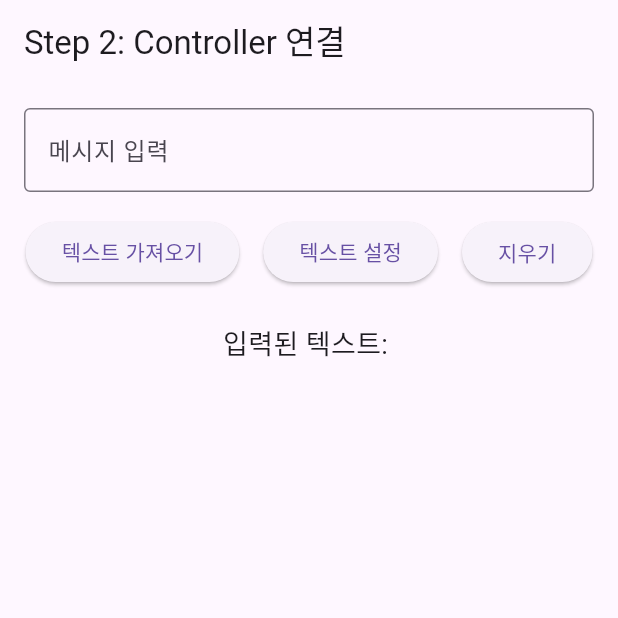
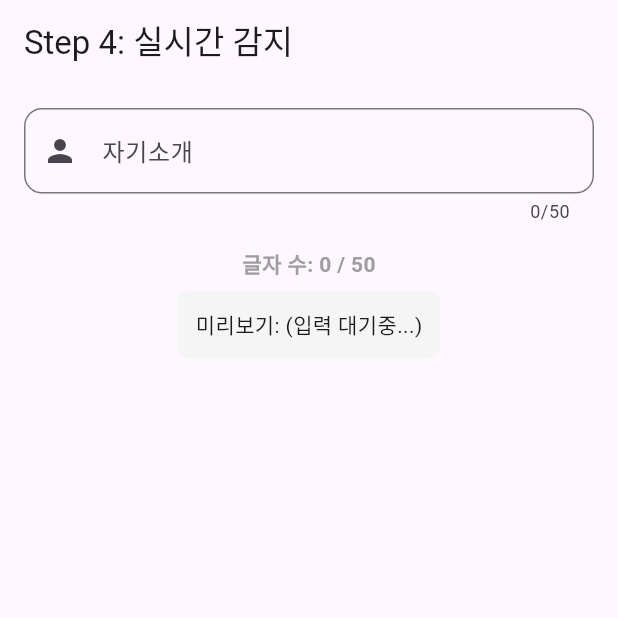
Before and after one commit to youngjin9145/flutterExample, a Flutter app: the screen it shows after launch, on a phone screen of 412 x 824 dp, the top half of it. Run offline on Flutter 3.47's test engine with Material 3 defaults, Android fonts, the phone set to English and light mode, and no system bars; accounts and stored records are empty.

Commit message:
feat: add real-time text change listener
- Implement addListener for live updates
- Add character count display
- Create live preview section
- Style TextField with custom decoration
- Add removeListener in dispose()

```diff
--- a/TextfieldMasterclass/lib/main.dart
+++ b/TextfieldMasterclass/lib/main.dart
@@ -9,21 +9,34 @@ class MyApp extends StatelessWidget {
 
   @override
   Widget build(BuildContext context) {
-    return MaterialApp(home: Step2Controller());
+    return MaterialApp(home: Step4Controller());
   }
 }
 
-class Step2Controller extends StatefulWidget {
+class Step4Controller extends StatefulWidget {
   @override
-  _Step2ControllerState createState() => _Step2ControllerState();
+  _Step4ControllerState createState() => _Step4ControllerState();
 }
 
-class _Step2ControllerState extends State<Step2Controller> {
+class _Step4ControllerState extends State<Step4Controller> {
   final TextEditingController _controller = TextEditingController();
-  String _displayText = '';
+  int _charCount = 0;
+
+  @override
+  void initState() {
+    super.initState();
+    _controller.addListener(_onTextChange); // _controller 의 값이 바뀔 때 마다 실행.
+  }
+
+  void _onTextChange() {
+    setState(() {
+      _charCount = _controller.text.length;
+    });
+  }
 
   @override
   void dispose() {
+    _controller.removeListener(_onTextChange);
     _controller.dispose();
     super.dispose();
   }
@@ -31,60 +44,48 @@ class _Step2ControllerState extends State<Step2Controller> {
   @override
   Widget build(BuildContext context) {
     return Scaffold(
-      appBar: AppBar(title: Text('Step 2: Controller 연결')),
+      appBar: AppBar(title: Text('Step 4: 실시간 감지')),
       body: Padding(
         padding: EdgeInsets.all(16),
         child: Column(
           children: [
             TextField(
               controller: _controller,
+              maxLength: 50,
               decoration: InputDecoration(
-                labelText: '메시지 입력',
-                border: OutlineInputBorder(),
+                labelText: '자기소개',
+                hintText: '50자 이내로 입력해주세요',
+                prefixIcon: Icon(Icons.person),
+                border: OutlineInputBorder(
+                  borderRadius: BorderRadius.circular(12),
+                ),
+                focusedBorder: OutlineInputBorder(
+                  borderRadius: BorderRadius.circular(12),
+                  borderSide: BorderSide(color: Colors.blue, width: 2),
+                )
               ),
             ),
             SizedBox(height: 16),
 
-            Wrap(
-              spacing: 4,
-              runSpacing: 4,
-              children: [
-                ElevatedButton(
-                  // 텍스트 읽기
-                  onPressed: () {
-                    setState(() {
-                      _displayText = _controller.text;
-                    });
-                  },
-                  child: Text('텍스트 가져오기'),
-                ),
-                SizedBox(width: 8),
+            Text(
+              '글자 수: $_charCount / 50',
+              style: TextStyle(
+                color: _charCount > 40 ? Colors.red : Colors.grey,
+                fontWeight: FontWeight.bold,
+              ),
+            ),
+            SizedBox(height: 8),
 
-                // 텍스트 쓰기
-                ElevatedButton(
-                  onPressed: () {
-                    setState(() {
-                      _controller.text = 'Hello Flutter!';
-                    });
-                  },
-                  child: Text('텍스트 설정'),
-                ),
-                SizedBox(width: 8),
-
-                // 텍스트 지우기
-                ElevatedButton(
-                  onPressed: () {
-                    _controller.clear();
-                    setState(() {
-                      _displayText = '';
-                    });
-                  },
-                  child: Text('지우기'),
-                ),
-              ]
-            ),
-            SizedBox(height: 24),
-            Text('입력된 텍스트: $_displayText', style: TextStyle(fontSize: 18)),
+            Container(
+              padding: EdgeInsets.all(12),
+              decoration: BoxDecoration(
+                color: Colors.grey[100],
+                borderRadius: BorderRadius.circular(8),
+              ),
+              child: Text(
+                '미리보기: ${_controller.text.isEmpty ? '(입력 대기중...)' : _controller.text}'
+              ),
+            )
           ],
         ),
       ),
```
